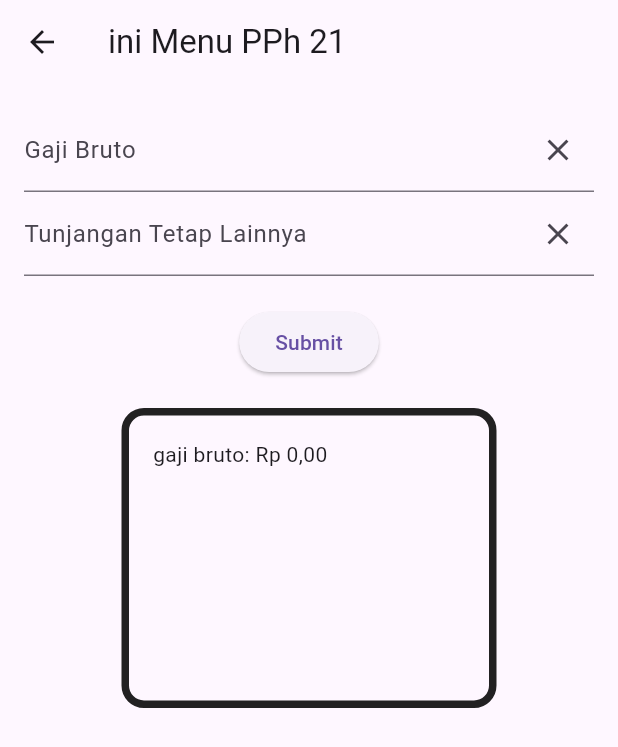
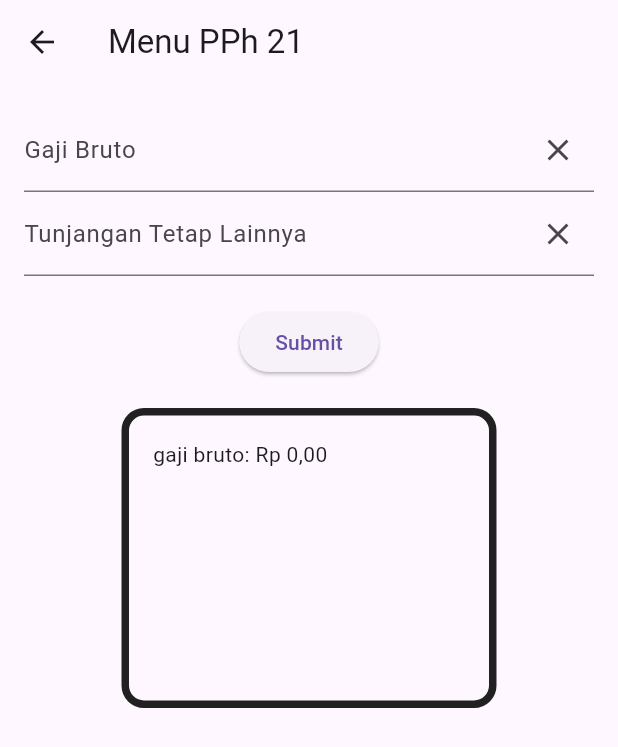
Before and after one commit to moohat/wisatabogor, a Flutter app: the screen it shows after launch, after a tap on "Kalkulator PPh 21", on a phone screen of 412 x 824 dp. Shown: the top 747 px of the screen. Run offline on Flutter 3.47's test engine with Material 3 defaults, Android fonts, the phone set to English and light mode, and no system bars; our stand-ins replace animated_splash_screen, lottie, page_transition.

```diff
--- a/lib/menu_pph21.dart
+++ b/lib/menu_pph21.dart
@@ -9,7 +9,7 @@ class MenuPph21 extends StatelessWidget {
   Widget build(BuildContext context) {
     return Scaffold(
       appBar: AppBar(
-        title: const Text("ini Menu PPh 21"),
+        title: const Text("Menu PPh 21"),
       ),
       body: const FirstScreenState(),
     );
@@ -40,6 +40,7 @@ class _FirstScreenState extends State<FirstScreenState> {
     return Scaffold(
       body: Padding(
         padding: const EdgeInsets.all(16.0),
+        child: SingleChildScrollView(
           child: Column(
             children: [
               //input gaji bruto
@@ -113,12 +114,13 @@ class _FirstScreenState extends State<FirstScreenState> {
                     ),
                     border: Border.all(width: 5.0, color: Colors.black87)),
                 padding: const EdgeInsets.all(16.0),
-              child:
-                  Text('gaji bruto: ${CurrencyFormat.convertToIdr(_angka, 2)}'),
+                child: Text(
+                    'gaji bruto: ${CurrencyFormat.convertToIdr(_angka, 2)}'),
 
                 // child: Text('ini gaji'),
               )
             ],
+          ),
         ),
       ),
     );
--- a/lib/menu_screen.dart
+++ b/lib/menu_screen.dart
@@ -12,12 +12,12 @@ class _MenuScreenState extends State<MenuScreen> {
   @override
   Widget build(BuildContext context) {
     return Scaffold(
-      appBar: AppBar(title: Text("Menu Utama: Kalkulator Pajak")),
+      appBar: AppBar(title: const Text("Menu Utama: Kalkulator Pajak")),
       body: GridView.count(
         //mengatur jumlah kotak per baris
         crossAxisCount: 3,
         //mengatur jarak padding ketepi
-        padding: EdgeInsets.all(20.0),
+        padding: const EdgeInsets.all(20.0),
         //mengatur spasi ke samping
         crossAxisSpacing: 10,
         //spasi ke bawah
@@ -47,7 +47,7 @@ class _MenuScreenState extends State<MenuScreen> {
                   context,
                   PageRouteBuilder(
                     pageBuilder: (context, animation, secondaryAnimation) =>
-                        MenuPph21(),
+                        const MenuPph21(),
                     transitionDuration: Duration(milliseconds: 500),
                     transitionsBuilder:
                         (context, animation, secondaryAnimation, child) {
```
Lines whose indentation alone changed are shown as unchanged.
